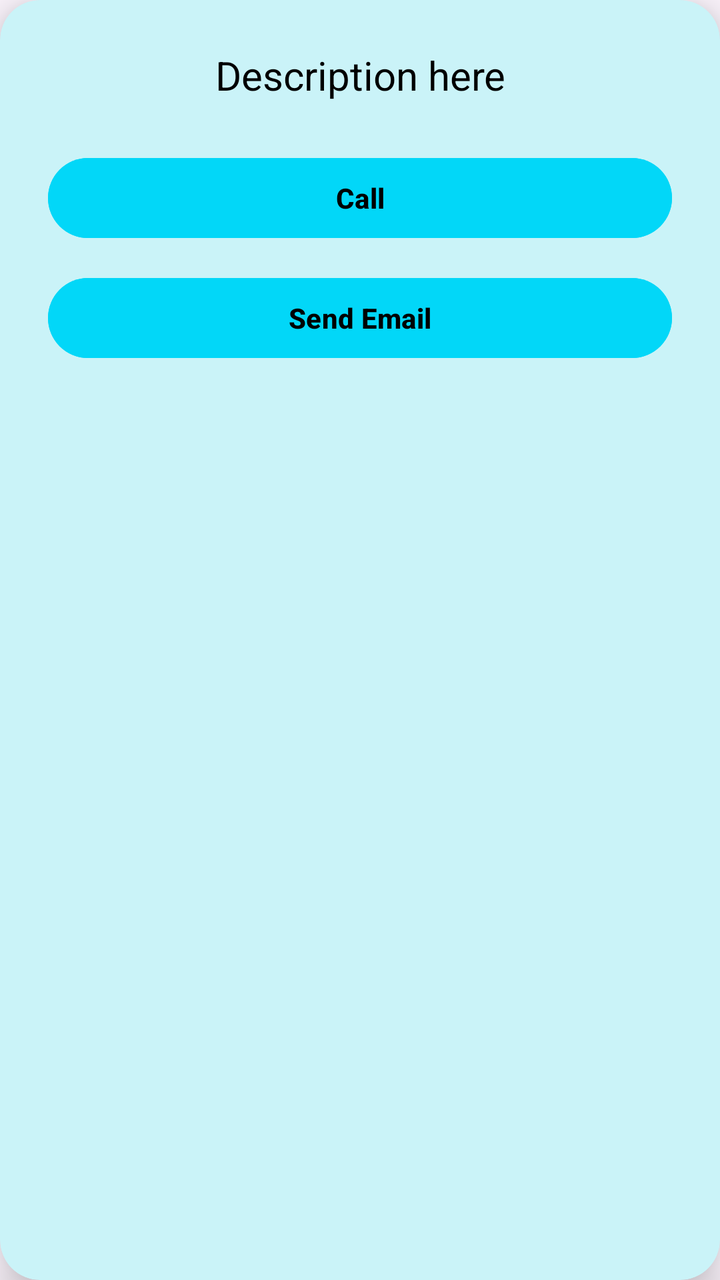
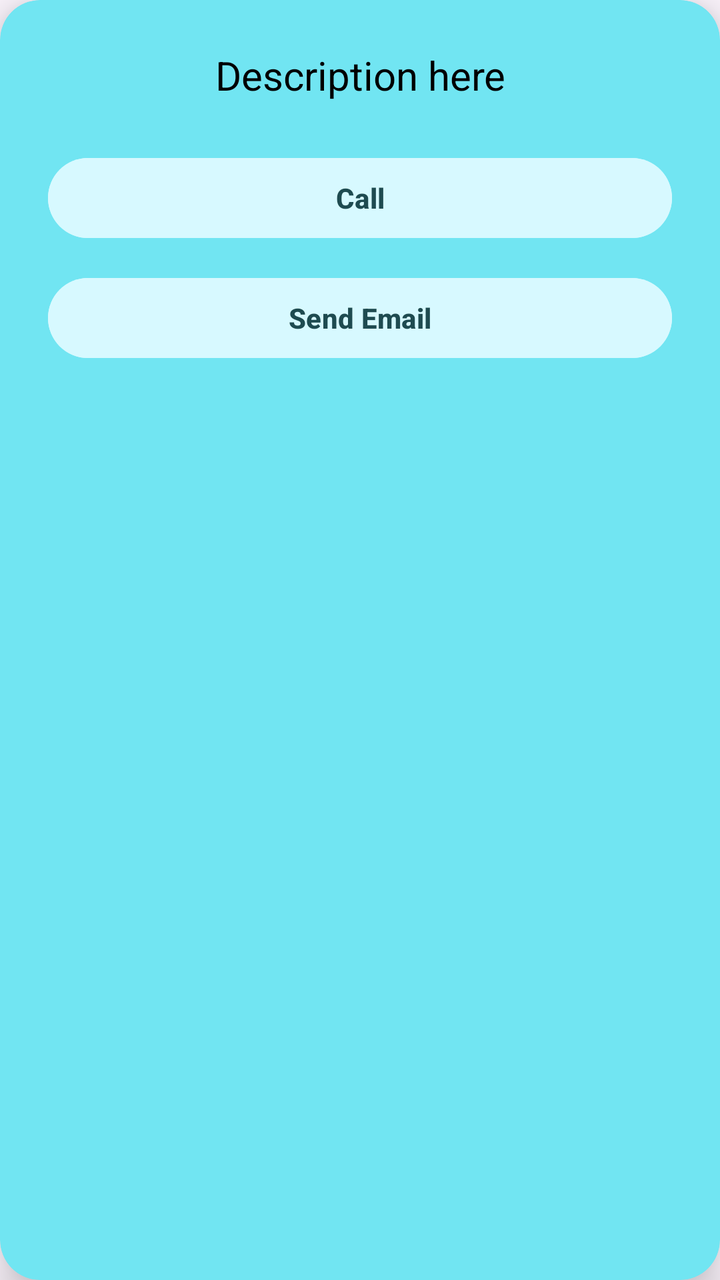

Screens rendered from an Android XML layout before and after an edit, with the pre-edit source and the edit as a unified diff.
<!-- AndroidManifest.xml: application theme Theme.ContactManager -->
<!-- res/layout/fragment_contact_detail.xml -->
<?xml version="1.0" encoding="utf-8"?>
<androidx.cardview.widget.CardView xmlns:android="http://schemas.android.com/apk/res/android"
    xmlns:app="http://schemas.android.com/apk/res-auto"
    android:layout_width="match_parent"
    android:layout_height="wrap_content"
    android:layout_gravity="center"
    android:layout_margin="16dp"
    app:cardCornerRadius="20dp"
    app:cardElevation="12dp"
    app:cardBackgroundColor="#CAF3F8">

    <LinearLayout
        android:layout_width="match_parent"
        android:layout_height="wrap_content"
        android:orientation="vertical"
        android:padding="24dp">

        
        <TextView
            android:id="@+id/textViewDescription"
            android:layout_width="match_parent"
            android:layout_height="wrap_content"
            android:paddingBottom="24dp"
            android:text="Description here"
            android:textAlignment="center"
            android:textColor="@color/black"
            android:textSize="20sp" />

        
        <Button
            android:id="@+id/buttonCall"
            android:layout_width="match_parent"
            android:layout_height="wrap_content"
            android:backgroundTint="#02D7F8"
            android:text="Call"
            android:textColor="@color/black"
            android:textStyle="bold" />

        
        <Button
            android:id="@+id/buttonEmail"
            android:layout_width="match_parent"
            android:layout_height="wrap_content"
            android:layout_marginTop="12dp"
            android:backgroundTint="#02D7F8"
            android:text="Send Email"
            android:textColor="@color/black"
            android:textStyle="bold" />

    </LinearLayout>

</androidx.cardview.widget.CardView>
<!-- resources referenced by this layout -->
<resources>
  <color name="black">#FF000000</color>
  <style name="Theme.ContactManager" parent="Base.Theme.ContactManager" />
  <style name="Base.Theme.ContactManager" parent="Theme.Material3.DayNight.NoActionBar">
          
          
      </style>
</resources>

<!-- the commit's change to res/layout/fragment_contact_detail.xml (unified diff, before → after) -->
@@ -7,7 +7,7 @@
     android:layout_margin="16dp"
     app:cardCornerRadius="20dp"
     app:cardElevation="12dp"
-    app:cardBackgroundColor="#CAF3F8">
+    app:cardBackgroundColor="@color/cardBackground">
 
     <LinearLayout
         android:layout_width="match_parent"
@@ -23,7 +23,7 @@
             android:paddingBottom="24dp"
             android:text="Description here"
             android:textAlignment="center"
-            android:textColor="@color/black"
+            android:textColor="@color/textPrimary"
             android:textSize="20sp" />
 
         
@@ -31,9 +31,9 @@
             android:id="@+id/buttonCall"
             android:layout_width="match_parent"
             android:layout_height="wrap_content"
-            android:backgroundTint="#02D7F8"
+            android:backgroundTint="@color/buttonTint"
             android:text="Call"
-            android:textColor="@color/black"
+            android:textColor="@color/buttonText"
             android:textStyle="bold" />
 
         
@@ -42,9 +42,9 @@
             android:layout_width="match_parent"
             android:layout_height="wrap_content"
             android:layout_marginTop="12dp"
-            android:backgroundTint="#02D7F8"
+            android:backgroundTint="@color/buttonTint"
             android:text="Send Email"
-            android:textColor="@color/black"
+            android:textColor="@color/buttonText"
             android:textStyle="bold" />
 
     </LinearLayout>
<!-- resource entries referenced after the edit -->
@@ -1,6 +1,9 @@
 <!-- resources referenced by this layout -->
 <resources>
-  <color name="black">#FF000000</color>
+  <color name="buttonText">#1E4B50</color>
+  <color name="buttonTint">#D7F9FF</color>
+  <color name="cardBackground">#71E5F2</color>
+  <color name="textPrimary">#000000</color>
   <style name="Theme.ContactManager" parent="Base.Theme.ContactManager" />
   <style name="Base.Theme.ContactManager" parent="Theme.Material3.DayNight.NoActionBar">
           
